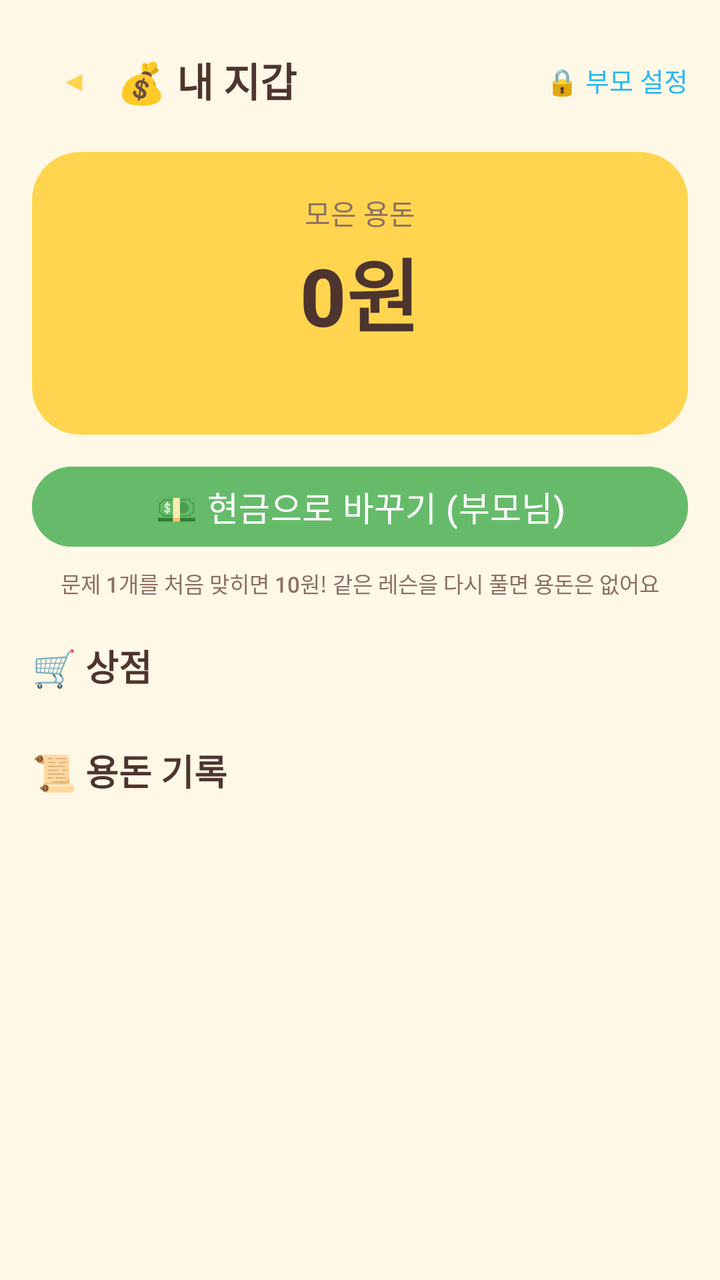
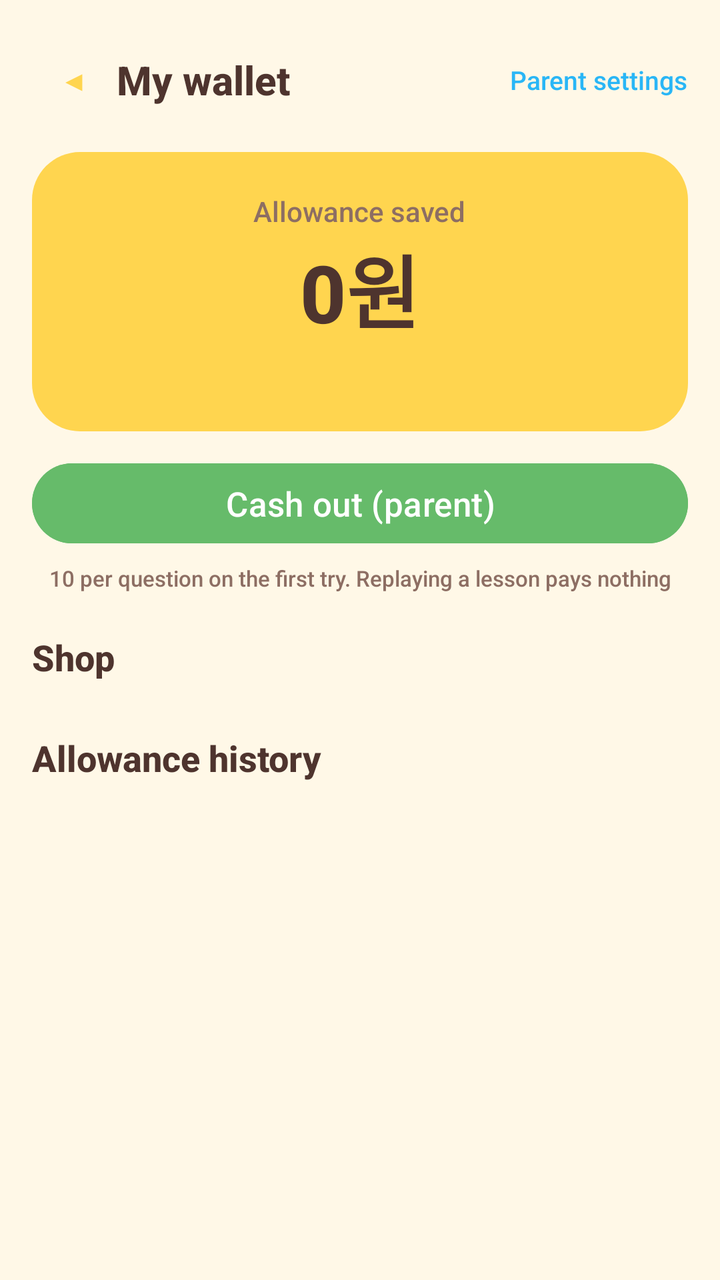

Before-and-after screenshots of an Android layout around one commit, followed by the original layout XML and the change that was made.
<!-- AndroidManifest.xml: application theme Theme.Piyak -->
<!-- res/layout/activity_wallet.xml -->
<?xml version="1.0" encoding="utf-8"?>
<ScrollView xmlns:android="http://schemas.android.com/apk/res/android"
    android:layout_width="match_parent" android:layout_height="match_parent">
    <LinearLayout
        android:layout_width="match_parent" android:layout_height="wrap_content"
        android:orientation="vertical" android:padding="16dp">

        <LinearLayout android:layout_width="match_parent" android:layout_height="wrap_content"
            android:orientation="horizontal" android:gravity="center_vertical">
            <Button android:id="@+id/btnBack" style="?attr/materialIconButtonStyle"
                android:layout_width="wrap_content" android:layout_height="wrap_content" android:text="◀" />
            <TextView android:layout_width="0dp" android:layout_height="wrap_content" android:layout_weight="1"
                android:text="💰 내 지갑" android:textSize="20sp" android:textStyle="bold" />
            <TextView android:id="@+id/btnParent" android:layout_width="wrap_content" android:layout_height="wrap_content"
                android:text="🔒 부모 설정" android:textSize="13sp" android:textColor="@color/sky_deep" />
        </LinearLayout>

        
        <LinearLayout
            android:layout_width="match_parent" android:layout_height="wrap_content"
            android:orientation="vertical" android:gravity="center"
            android:layout_marginTop="12dp" android:padding="20dp"
            android:background="@drawable/bg_wallet">
            <TextView android:layout_width="wrap_content" android:layout_height="wrap_content"
                android:text="모은 용돈" android:textSize="14sp" android:textColor="@color/brown_soft" />
            <TextView android:id="@+id/txtBalance" android:layout_width="wrap_content" android:layout_height="wrap_content"
                android:text="0원" android:textSize="40sp" android:textStyle="bold"
                android:textColor="@color/brown_text" />
            <TextView android:id="@+id/txtSummary" android:layout_width="wrap_content" android:layout_height="wrap_content"
                android:layout_marginTop="6dp" android:gravity="center"
                android:textSize="12sp" android:textColor="@color/brown_soft" />
        </LinearLayout>

        <Button android:id="@+id/btnPayout"
            android:layout_width="match_parent" android:layout_height="wrap_content"
            android:layout_marginTop="12dp" android:text="💵 현금으로 바꾸기 (부모님)"
            android:textSize="17sp" android:backgroundTint="@color/green_ok" android:textColor="@color/white" />

        <TextView android:layout_width="match_parent" android:layout_height="wrap_content"
            android:layout_marginTop="6dp" android:gravity="center" android:textSize="11sp"
            android:textColor="@color/brown_soft"
            android:text="문제 1개를 처음 맞히면 10원! 같은 레슨을 다시 풀면 용돈은 없어요" />

        
        <TextView android:layout_width="wrap_content" android:layout_height="wrap_content"
            android:layout_marginTop="20dp" android:text="🛒 상점" android:textSize="18sp" android:textStyle="bold" />
        <LinearLayout android:id="@+id/shopBox"
            android:layout_width="match_parent" android:layout_height="wrap_content"
            android:orientation="vertical" android:layout_marginTop="6dp" />

        
        <TextView android:layout_width="wrap_content" android:layout_height="wrap_content"
            android:layout_marginTop="20dp" android:text="📜 용돈 기록" android:textSize="18sp" android:textStyle="bold" />
        <LinearLayout android:id="@+id/logBox"
            android:layout_width="match_parent" android:layout_height="wrap_content"
            android:orientation="vertical" android:layout_marginTop="6dp" android:paddingBottom="24dp" />
    </LinearLayout>
</ScrollView>
<!-- resources referenced by this layout -->
<resources>
  <color name="brown_soft">#8D6E63</color>
  <color name="brown_text">#4E342E</color>
  <color name="green_ok">#66BB6A</color>
  <color name="sky_deep">#29B6F6</color>
  <color name="white">#FFFFFF</color>
  <!-- drawable bg_wallet (drawable) -->
  <?xml version="1.0" encoding="utf-8"?>
  <shape xmlns:android="http://schemas.android.com/apk/res/android" android:shape="rectangle">
      <solid android:color="@color/chick_yellow"/>
      <corners android:radius="24dp"/>
  </shape>
  <style name="Theme.Piyak" parent="Theme.Material3.Light.NoActionBar">
          <item name="colorPrimary">@color/chick_yellow</item>
          <item name="colorOnPrimary">@color/brown_text</item>
          <item name="colorPrimaryContainer">@color/cream_dark</item>
          <item name="colorOnPrimaryContainer">@color/brown_text</item>
          <item name="colorSecondary">@color/coral</item>
          <item name="colorOnSecondary">@color/white</item>
          <item name="android:windowBackground">@color/cream</item>
          <item name="android:statusBarColor">@color/cream</item>
          <item name="android:windowLightStatusBar">true</item>
          <item name="android:navigationBarColor">@color/cream</item>
          <item name="android:textColor">@color/brown_text</item>
          <item name="android:fontFamily">sans-serif-medium</item>
      </style>
  <color name="chick_yellow">#FFD54F</color>
  <color name="cream_dark">#FFF0CC</color>
  <color name="coral">#FF8A80</color>
  <color name="cream">#FFF8E7</color>
</resources>

<!-- the commit's change to res/layout/activity_wallet.xml (unified diff, before → after) -->
@@ -10,9 +10,9 @@
             <Button android:id="@+id/btnBack" style="?attr/materialIconButtonStyle"
                 android:layout_width="wrap_content" android:layout_height="wrap_content" android:text="◀" />
             <TextView android:layout_width="0dp" android:layout_height="wrap_content" android:layout_weight="1"
-                android:text="💰 내 지갑" android:textSize="20sp" android:textStyle="bold" />
+                android:text="@string/home_wallet" android:textSize="20sp" android:textStyle="bold" />
             <TextView android:id="@+id/btnParent" android:layout_width="wrap_content" android:layout_height="wrap_content"
-                android:text="🔒 부모 설정" android:textSize="13sp" android:textColor="@color/sky_deep" />
+                android:text="@string/set_parent" android:textSize="13sp" android:textColor="@color/sky_deep" />
         </LinearLayout>
 
         
@@ -22,7 +22,7 @@
             android:layout_marginTop="12dp" android:padding="20dp"
             android:background="@drawable/bg_wallet">
             <TextView android:layout_width="wrap_content" android:layout_height="wrap_content"
-                android:text="모은 용돈" android:textSize="14sp" android:textColor="@color/brown_soft" />
+                android:text="@string/wallet_saved" android:textSize="14sp" android:textColor="@color/brown_soft" />
             <TextView android:id="@+id/txtBalance" android:layout_width="wrap_content" android:layout_height="wrap_content"
                 android:text="0원" android:textSize="40sp" android:textStyle="bold"
                 android:textColor="@color/brown_text" />
@@ -33,24 +33,24 @@
 
         <Button android:id="@+id/btnPayout"
             android:layout_width="match_parent" android:layout_height="wrap_content"
-            android:layout_marginTop="12dp" android:text="💵 현금으로 바꾸기 (부모님)"
+            android:layout_marginTop="12dp" android:text="@string/wallet_cash_out"
             android:textSize="17sp" android:backgroundTint="@color/green_ok" android:textColor="@color/white" />
 
         <TextView android:layout_width="match_parent" android:layout_height="wrap_content"
             android:layout_marginTop="6dp" android:gravity="center" android:textSize="11sp"
             android:textColor="@color/brown_soft"
-            android:text="문제 1개를 처음 맞히면 10원! 같은 레슨을 다시 풀면 용돈은 없어요" />
+            android:text="@string/wallet_rule" />
 
         
         <TextView android:layout_width="wrap_content" android:layout_height="wrap_content"
-            android:layout_marginTop="20dp" android:text="🛒 상점" android:textSize="18sp" android:textStyle="bold" />
+            android:layout_marginTop="20dp" android:text="@string/wallet_shop" android:textSize="18sp" android:textStyle="bold" />
         <LinearLayout android:id="@+id/shopBox"
             android:layout_width="match_parent" android:layout_height="wrap_content"
             android:orientation="vertical" android:layout_marginTop="6dp" />
 
         
         <TextView android:layout_width="wrap_content" android:layout_height="wrap_content"
-            android:layout_marginTop="20dp" android:text="📜 용돈 기록" android:textSize="18sp" android:textStyle="bold" />
+            android:layout_marginTop="20dp" android:text="@string/wallet_log" android:textSize="18sp" android:textStyle="bold" />
         <LinearLayout android:id="@+id/logBox"
             android:layout_width="match_parent" android:layout_height="wrap_content"
             android:orientation="vertical" android:layout_marginTop="6dp" android:paddingBottom="24dp" />
<!-- resource entries referenced after the edit -->
@@ -11,6 +11,13 @@
       <solid android:color="@color/chick_yellow"/>
       <corners android:radius="24dp"/>
   </shape>
+  <string name="home_wallet">My wallet</string>
+  <string name="set_parent">Parent settings</string>
+  <string name="wallet_cash_out">Cash out (parent)</string>
+  <string name="wallet_log">Allowance history</string>
+  <string name="wallet_rule">10 per question on the first try. Replaying a lesson pays nothing</string>
+  <string name="wallet_saved">Allowance saved</string>
+  <string name="wallet_shop">Shop</string>
   <style name="Theme.Piyak" parent="Theme.Material3.Light.NoActionBar">
           <item name="colorPrimary">@color/chick_yellow</item>
           <item name="colorOnPrimary">@color/brown_text</item>
